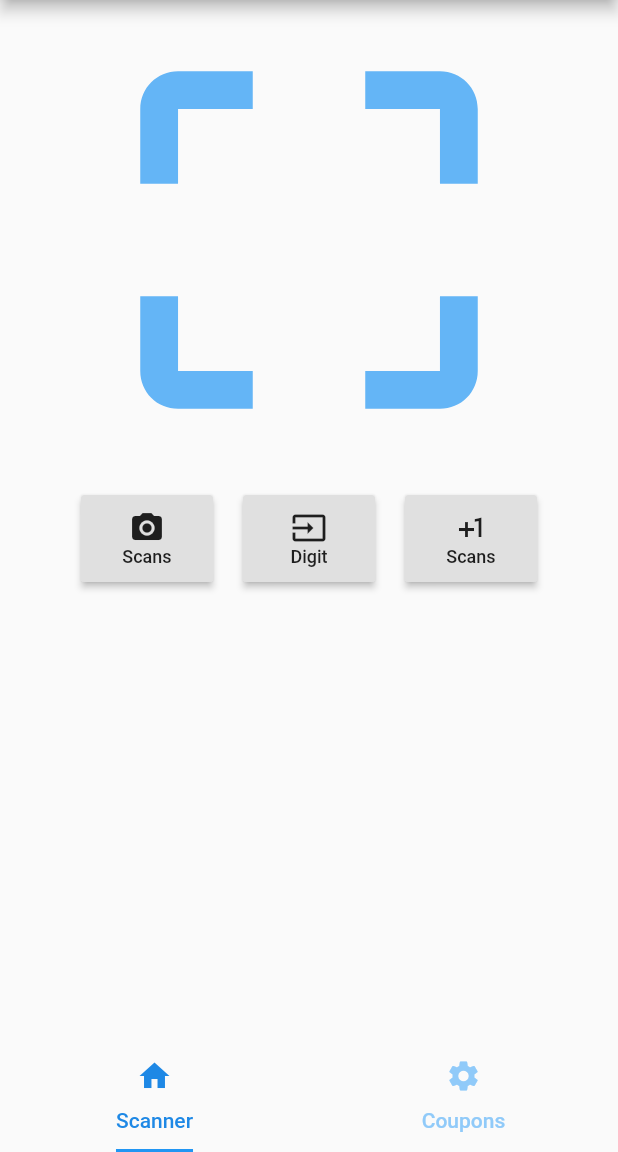
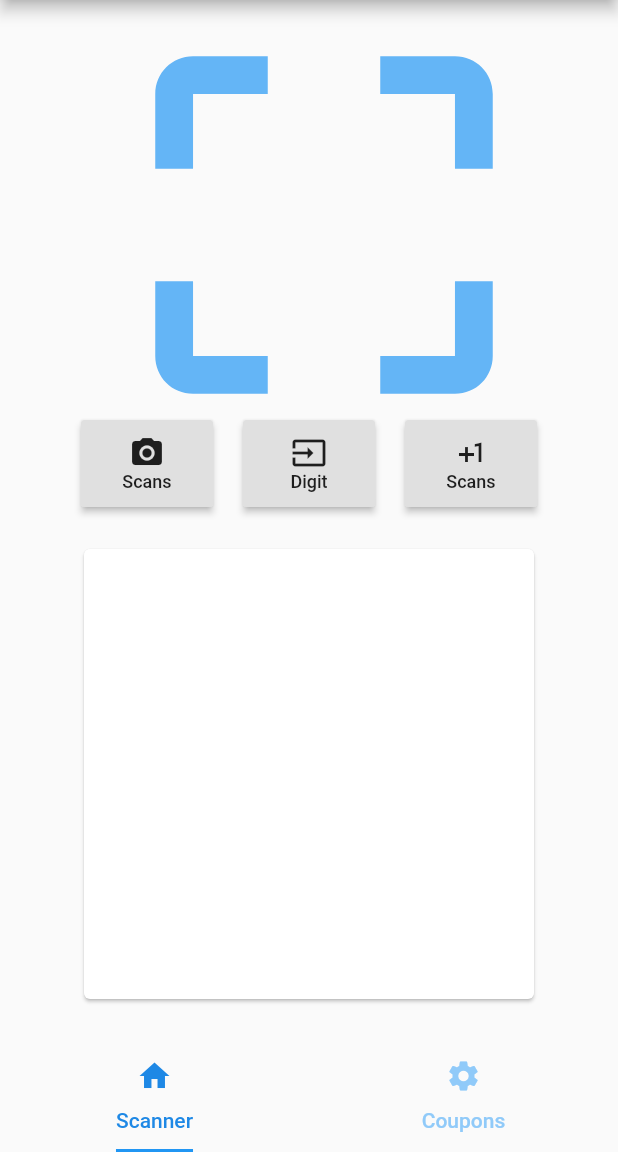
Before and after one commit to silviolucenajunior/cupon-fiscal, a Flutter app: the screen it shows after launch, on a phone screen of 412 x 824 dp, the part 84-1236 px from its top. Run offline on Flutter 3.47's test engine with Material 2 defaults, Android fonts, the light colour scheme and no system bars; missing offline and left inert: qr_mobile_vision.

Commit message:
updating codebase

```diff
--- a/lib/modules/coupon/screens/home_screen.dart
+++ b/lib/modules/coupon/screens/home_screen.dart
@@ -1,4 +1,3 @@
-
 import 'package:flutter/material.dart';
 import '../widgets/coupon_qr_scanner.dart';
 import '../coupon_repository.dart';
@@ -10,12 +9,58 @@ class HomeScreenCoupon extends StatelessWidget {
   HomeScreenCoupon({Key key, this.couponRepository}) : super(key: key);
 
   @override
-  Widget build (BuildContext context) {
-    return Center(
-        child: CouponQRScanner(
-          couponService: NFCECearaCouponService(),
-          couponRepository: this.couponRepository,
-        ),
+  Widget build(BuildContext context) {
+    return Column(
+      mainAxisAlignment: MainAxisAlignment.spaceBetween,
+      mainAxisSize: MainAxisSize.max,
+      children: [
+        this._getImportCouponWidget(),
+        this._getGraphsWidget()
+      ],
     );
   }
+
+  Widget _getImportCouponWidget() {
+    return CouponQRScanner(
+      couponService: NFCECearaCouponService(),
+      couponRepository: this.couponRepository,
+    );
+  }
+
+  Widget _getGraphsWidget() {
+    return Expanded(
+      child: Container(
+        child: PageView(
+          children: <Widget>[
+            Center(
+              child: Card(
+                child:Container(
+                  width: 300,
+                  height: 300,
+                )
+              )
+
+            ),
+            Center(
+              child:Container(
+                height: 300,
+                width: 100,
+              )
+            ),
+            Center(
+              child:Container(
+                height: 300,
+                width: 100,
+              )
+            )
+          ]
+        )
+      )
+
+    );
+
+
+
+
+  }
 }
--- a/lib/modules/coupon/widgets/coupon_qr_scanner.dart
+++ b/lib/modules/coupon/widgets/coupon_qr_scanner.dart
@@ -26,7 +26,7 @@ class _CouponQRScannerState extends State<CouponQRScanner> {
       child: Column(
         children: <Widget>[
           this._getScannerPreviewWidget(),
-          SizedBox(height: 10),
+
           this._getScannerActions()
         ],
       ),
@@ -38,8 +38,8 @@ class _CouponQRScannerState extends State<CouponQRScanner> {
     this.scanning
     ?
       Container(
-        width: 320,
-        height: 320,
+        width: 280,
+        height: 280,
         child: QrCamera(
           onError: (context, error) => Text(
             error.toString(),
@@ -92,8 +92,8 @@ class _CouponQRScannerState extends State<CouponQRScanner> {
       )
     :
       Container(
-        width: 320,
-        height: 320,
+        width: 280,
+        height: 280,
         child: Icon(Icons.crop_free, size: 300, color: Colors.blue[300]),
       );
   }
```
